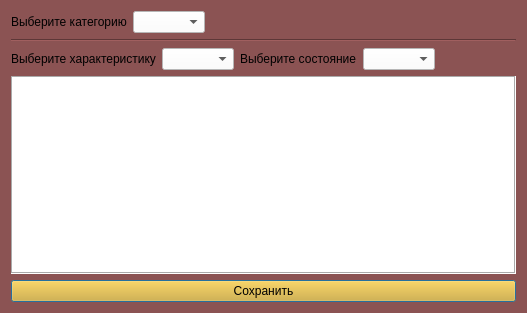
First picture: the form in editing_recommendations_design.ui, repository egorguslyan/kvantoriada, before the edit.
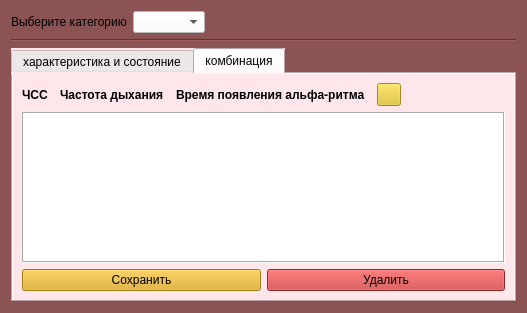
Second picture: the form after the edit. Icons and pictures are not drawn. Custom widgets are drawn as their Qt base class.

Commit message: editing combinations recommendations

Patch:
```diff
--- a/editing_recommendations_design.ui
+++ b/editing_recommendations_design.ui
@@ -65,6 +65,20 @@
     </widget>
    </item>
    <item>
+    <widget class="QTabWidget" name="tabWidget">
+     <property name="styleSheet">
+      <string notr="true">background-color: rgb(255, 230, 234);
+alternate-background-color: rgb(170, 85, 255);</string>
+     </property>
+     <property name="currentIndex">
+      <number>1</number>
+     </property>
+     <widget class="QWidget" name="tab">
+      <attribute name="title">
+       <string>характеристика и состояние</string>
+      </attribute>
+      <layout class="QVBoxLayout" name="verticalLayout">
+       <item>
     <layout class="QVBoxLayout" name="verticalLayout_2">
      <item>
       <layout class="QGridLayout" name="gridLayout">
@@ -153,6 +167,153 @@
    </item>
   </layout>
  </widget>
+     <widget class="QWidget" name="tab_2">
+      <attribute name="title">
+       <string>комбинация</string>
+      </attribute>
+      <layout class="QVBoxLayout" name="verticalLayout_4">
+       <item>
+        <layout class="QHBoxLayout" name="horizontalLayout_4">
+         <item>
+          <widget class="QLabel" name="label_3">
+           <property name="font">
+            <font>
+             <weight>75</weight>
+             <bold>true</bold>
+            </font>
+           </property>
+           <property name="text">
+            <string>ЧСС</string>
+           </property>
+          </widget>
+         </item>
+         <item>
+          <widget class="SelectStatus" name="heartRateSelectStatus" native="true">
+           <property name="toolTip">
+            <string>&lt;html&gt;&lt;head/&gt;&lt;body&gt;&lt;p&gt;Укажите состояние&lt;/p&gt;&lt;/body&gt;&lt;/html&gt;</string>
+           </property>
+          </widget>
+         </item>
+         <item>
+          <widget class="QLabel" name="label_5">
+           <property name="font">
+            <font>
+             <weight>75</weight>
+             <bold>true</bold>
+            </font>
+           </property>
+           <property name="text">
+            <string>Частота дыхания</string>
+           </property>
+          </widget>
+         </item>
+         <item>
+          <widget class="SelectStatus" name="breathFreqSelectStatus" native="true">
+           <property name="toolTip">
+            <string>&lt;html&gt;&lt;head/&gt;&lt;body&gt;&lt;p&gt;Укажите состояние&lt;/p&gt;&lt;/body&gt;&lt;/html&gt;</string>
+           </property>
+          </widget>
+         </item>
+         <item>
+          <widget class="QLabel" name="label_6">
+           <property name="font">
+            <font>
+             <weight>75</weight>
+             <bold>true</bold>
+            </font>
+           </property>
+           <property name="text">
+            <string>Время появления альфа-ритма</string>
+           </property>
+          </widget>
+         </item>
+         <item>
+          <widget class="SelectStatus" name="alphaSelectStatus" native="true">
+           <property name="toolTip">
+            <string>&lt;html&gt;&lt;head/&gt;&lt;body&gt;&lt;p&gt;Укажите состояние&lt;/p&gt;&lt;/body&gt;&lt;/html&gt;</string>
+           </property>
+          </widget>
+         </item>
+         <item>
+          <widget class="QToolButton" name="updateCombRecommendationButton">
+           <property name="styleSheet">
+            <string notr="true">background-color: rgb(225, 194, 36);</string>
+           </property>
+           <property name="text">
+            <string/>
+           </property>
+           <property name="icon">
+            <iconset>
+             <normaloff>update_comports.png</normaloff>update_comports.png</iconset>
+           </property>
+          </widget>
+         </item>
+         <item>
+          <spacer name="horizontalSpacer_3">
+           <property name="orientation">
+            <enum>Qt::Horizontal</enum>
+           </property>
+           <property name="sizeHint" stdset="0">
+            <size>
+             <width>40</width>
+             <height>20</height>
+            </size>
+           </property>
+          </spacer>
+         </item>
+        </layout>
+       </item>
+       <item>
+        <widget class="QTextEdit" name="textEdit_2">
+         <property name="toolTip">
+          <string>&lt;html&gt;&lt;head/&gt;&lt;body&gt;&lt;p&gt;Поле для редактирования рекомендаций&lt;/p&gt;&lt;p&gt;&lt;span style=&quot; font-weight:600;&quot;&gt;&amp;lt;Текст&amp;gt; - выделение текста жирным&lt;/span&gt;&lt;/p&gt;&lt;/body&gt;&lt;/html&gt;</string>
+         </property>
+         <property name="styleSheet">
+          <string notr="true">background-color: rgb(255, 255, 255);</string>
+         </property>
+         <property name="frameShape">
+          <enum>QFrame::Box</enum>
+         </property>
+        </widget>
+       </item>
+       <item>
+        <layout class="QHBoxLayout" name="horizontalLayout_5">
+         <item>
+          <widget class="QPushButton" name="saveCombRecommendationButton">
+           <property name="styleSheet">
+            <string notr="true">background-color: #e1a91a;</string>
+           </property>
+           <property name="text">
+            <string>Сохранить</string>
+           </property>
+          </widget>
+         </item>
+         <item>
+          <widget class="QPushButton" name="deleteCombRecommendationButton">
+           <property name="styleSheet">
+            <string notr="true">background-color: rgb(199, 54, 54);</string>
+           </property>
+           <property name="text">
+            <string>Удалить</string>
+           </property>
+          </widget>
+         </item>
+        </layout>
+       </item>
+      </layout>
+     </widget>
+    </widget>
+   </item>
+  </layout>
+ </widget>
+ <customwidgets>
+  <customwidget>
+   <class>SelectStatus</class>
+   <extends>QWidget</extends>
+   <header>select_status</header>
+   <container>1</container>
+  </customwidget>
+ </customwidgets>
  <resources/>
  <connections/>
 </ui>
```
Lines whose indentation alone changed are shown as unchanged. The commit also changes 10 other files.
